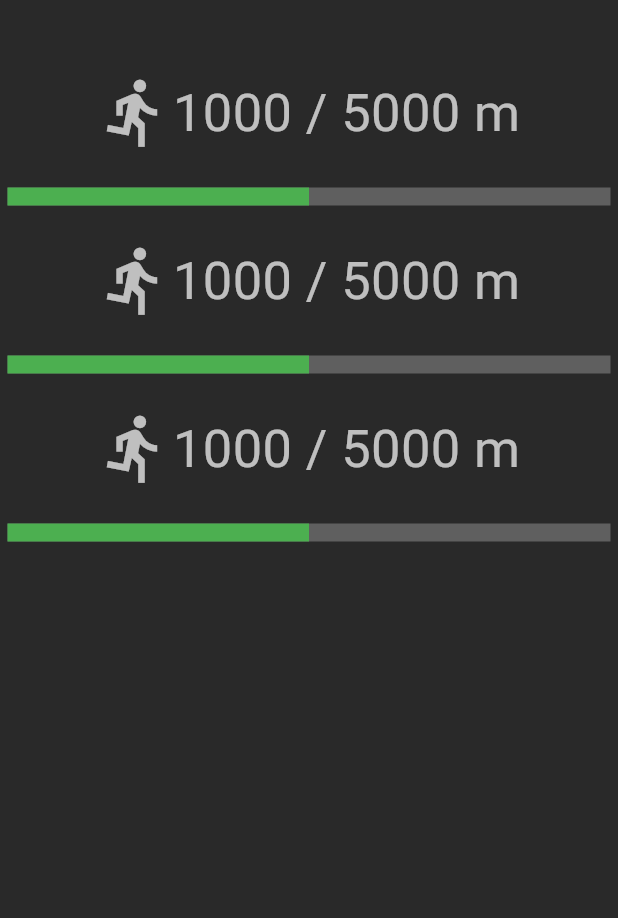
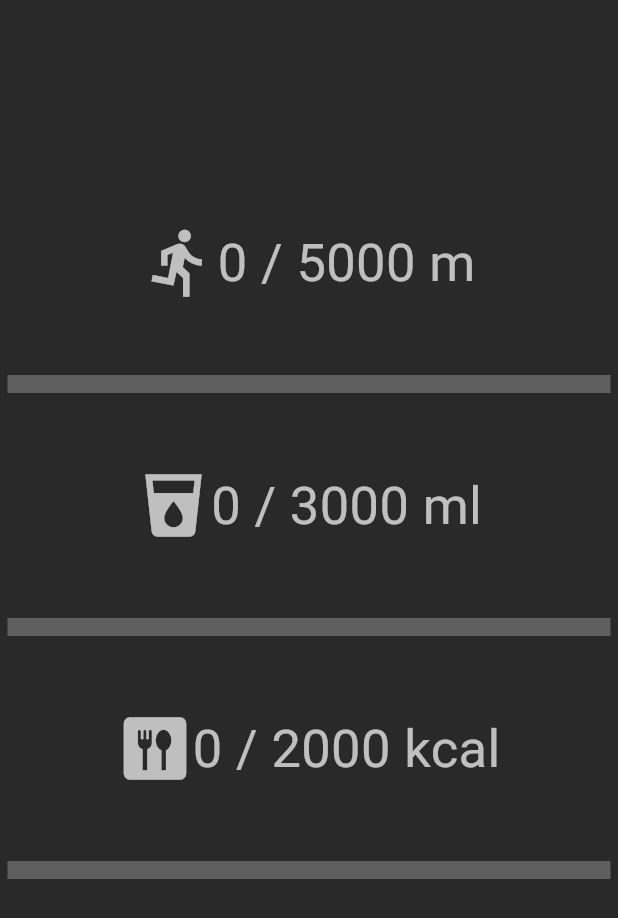
Before and after one commit to CrazyBull99/VS-C_Programming, a Flutter app: the screen it shows after launch, on a phone screen of 412 x 824 dp. Shown: the top 918 px of the screen. Run offline on Flutter 3.47's test engine with Material 3 defaults, Android fonts, the light colour scheme and no system bars.

Commit message:
created new variables for variable widget design. made buttons out of widgets

```diff
--- a/stay_healthy/lib/main.dart
+++ b/stay_healthy/lib/main.dart
@@ -31,25 +31,19 @@ class MyHomePage extends StatefulWidget {
 }
 
 class _MyHomePageState extends State<MyHomePage> {
-  //int _counter = 0;
-//
-  //void _incrementCounter() {
-  //  setState(() {
-  //    _counter++;
-  //  });
-  //}
+
   @override
   Widget build(BuildContext context) {
 
     return Scaffold(
       body: Padding(
-        padding: const EdgeInsetsDirectional.fromSTEB(0.0, 25.0, 0.0, 0.0),
+        padding: const EdgeInsetsDirectional.fromSTEB(0.0, 100.0, 0.0, 0.0),
         child: Column(
           children: [
-            TrackingElement(),
-            TrackingElement(),
-            TrackingElement(),
-          ],
+            TrackingElement(color: Color(0x40FFFFFF), iconData: Icons.directions_run, unit: "m", max:5000),
+            TrackingElement(color: Color(0x4013199A), iconData: Icons.local_drink, unit: "ml", max:3000),
+            TrackingElement(color: Color(0x40DA1717), iconData: Icons.dining, unit: "kcal", max: 2000),
+          ]
         )
 
       ),
@@ -58,45 +52,59 @@ class _MyHomePageState extends State<MyHomePage> {
 }
 
 class TrackingElement extends StatefulWidget {
-  const TrackingElement({super.key});
+  const TrackingElement({super.key, required this.color, required this.iconData, required this.unit, required this.max});
 
+  final Color color;
+  final IconData iconData;
+  final String unit;
+  final double max;
   @override
   State<TrackingElement> createState() => _TrackingElementState();
 }
 
 class _TrackingElementState extends State<TrackingElement> {
+  int _counter = 0;
+  double _progress = 0;
+
+  void _incrementCounter() {
+    setState(() {
+      _counter += 200;
+      _progress = _counter / widget.max;
+    });
+  }
+
+
   @override
   Widget build(BuildContext context) {
-    return Column(
-      children: <Widget>[
+    return InkWell(
+        onTap: _incrementCounter,
+        child: Column(
+        children: <Widget>[
         Padding(
-            padding: EdgeInsetsDirectional.fromSTEB(32.0, 25.0, 32.0, 25.0),
+            padding: EdgeInsetsDirectional.fromSTEB(32.0, 50.0, 32.0, 50.0),
             child: Row(
                 mainAxisAlignment: MainAxisAlignment.center,
-                children: const <Widget>[
-                  Icon(
-                    Icons.directions_run,
-                    color: Colors.white70,
-                    size: 50,
-                  ),
+                children: <Widget>[
+                  Icon(widget.iconData, color: Colors.white70, size: 50,),
                   Text(
-                    '1000 / 5000 m',
-                    style: TextStyle(color: Colors.white70, fontSize: 35),
+                    '$_counter / ${widget.max.toInt()} ${widget.unit}',
+                    style: const TextStyle(color: Colors.white70, fontSize: 35),
                   )
                 ]
             )
         ),
         Padding(
             padding: EdgeInsetsGeometry.symmetric(horizontal: 5.0, vertical: 0.0),
-            child: const LinearProgressIndicator(
-              value: 0.5,
-              color: Colors.green,
-              backgroundColor: Color(0x40FFFFFF),
+            child: LinearProgressIndicator(
+              value: _progress,
+              color: widget.color,
+              backgroundColor: const Color(0x40FFFFFF),
               minHeight: 12.0,
             )
 
         )
       ],
+    )
     );
   }
 }
```
